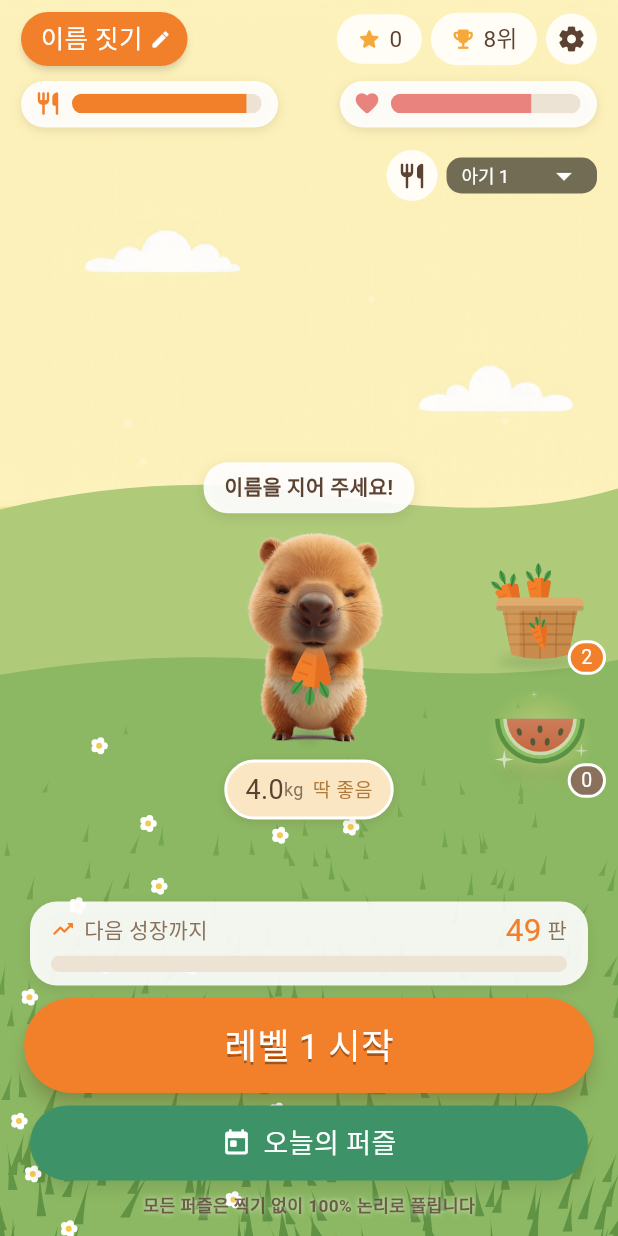
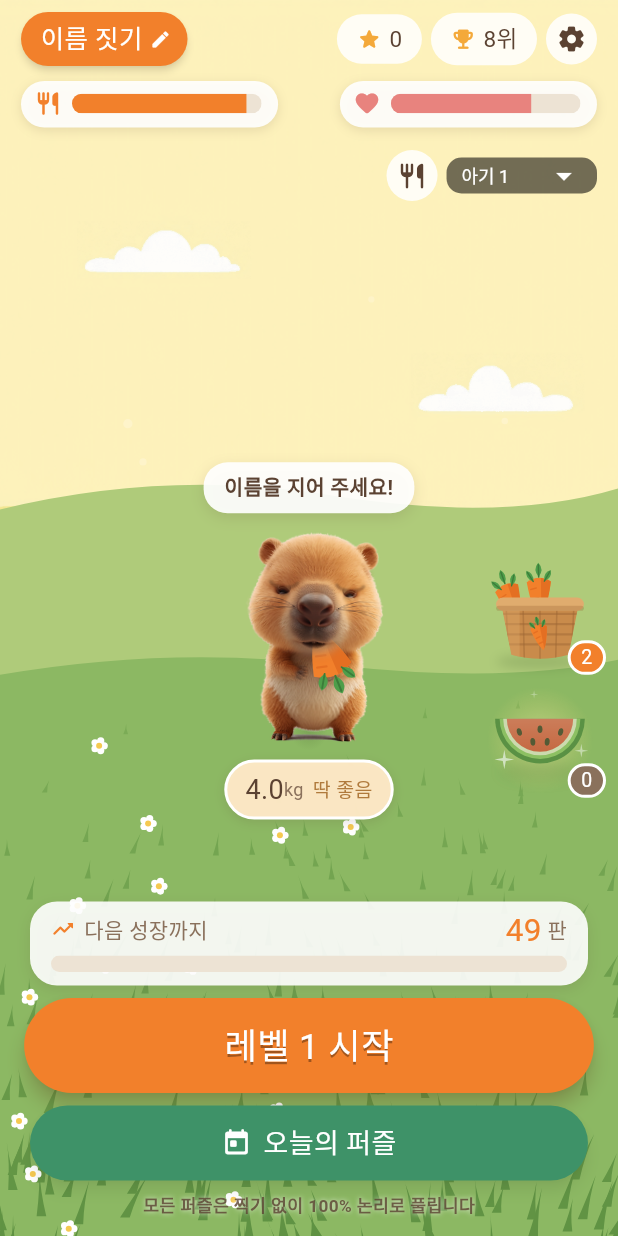
Before and after one commit to xkr119/capydoku, a Flutter app: the screen it shows after launch, after a tap on an icon or button, on a phone screen of 412 x 824 dp. Run offline on Flutter 3.47's test engine with Material 3 defaults, Android fonts, the phone set to English and light mode, and no system bars; our stand-ins replace audioplayers, flutter_svg, google_mobile_ads, shared_preferences; Roboto replaces fonts that are missing (Apple SD Gothic Neo, Jua).

Commit message:
먹이: 먹은 만큼 끌어올리고, 당근은 비스듬히, 수박은 크게
- 베어 문 자리가 늘 입에 붙어 있도록 먹은 길이만큼 먹이를 끌어올린다.
  제자리에 두면 먹을수록 입에서 멀어져 허공에서 씹혔다.
- 당근을 똑바로 뒤집어 물던 것을 비스듬히(-0.48rad) 물게 했다.
  기울이는 축은 문 자리라 입은 제자리에 있다.
- 수박을 0.30 → 0.38로 키우고, 물고 있을 땐 발밑 그림자를 끈다.
- 날아오는 먹이가 물릴 각도·크기로 정확히 착지한다(각이 홱 돌거나
  크기가 두 배로 튀던 것).
- 앞발을 먹이 앞 층으로 올리고 먹는 동안 먹이 쪽으로 든다. 더 올리면
  몸통에 남은 팔 그림자가 드러나 지금이 한계선.
- 퍼즐 화면 가로 여백을 판 밖의 줄에만 준다 — 판이 화면 끝까지 커진다.

Co-Authored-By: Claude Opus 5 <noreply@anthropic.com>

```diff
--- a/lib/art/capy_rig.dart
+++ b/lib/art/capy_rig.dart
@@ -288,6 +288,12 @@ class HeldFood {
   /// 씹는 리듬에 맞춘 흔들림(-1~1).
   final double wobble;
 
+  /// 당근을 문 각도(라디안). 똑바로 뒤집어 물면 통째로 삼키는 그림이라
+  /// 어색하다 — 비스듬히 물어야 쥐고 베어 무는 것처럼 보인다.
+  ///
+  /// 날아오는 당근도 **이 각도로 착지해야** 입에 닿는 순간 각이 안 튄다.
+  static const carrotTilt = -0.48;
+
   const HeldFood(
       {required this.watermelon, required this.eaten, this.wobble = 0});
 }
@@ -374,8 +380,15 @@ class _RigPainter extends CustomPainter {
       canvas.restore();
     }
 
-    arm(skin.armL, 0, p.armL, p.armLY);
-    arm(skin.armR, 1, p.armR, p.armRY);
+    // 앞발은 보통 몸통 바로 위 층이다. **먹이를 물고 있을 때만 맨 앞으로
+    // 올린다** — 그래야 앞발이 먹이를 앞에서 받쳐 "쥐고 먹는" 그림이 된다.
+    // 뒤에 두면 앞발이 먹이에 가려서 그냥 입에 달라붙은 먹이로 보인다.
+    void arms() {
+      arm(skin.armL, 0, p.armL, p.armLY);
+      arm(skin.armR, 1, p.armR, p.armRY);
+    }
+
+    if (food == null) arms();
 
     // ── 머리 묶음: 목 밑동을 축으로 ──
     canvas.save();
@@ -409,14 +422,25 @@ class _RigPainter extends CustomPainter {
     canvas.restore();
 
     canvas.restore();
+
+    // 쥐고 먹는 앞발은 머리 묶음 밖(=맨 앞)에 그린다. 머리와 함께 돌면
+    // 고개를 돌릴 때 앞발이 따라 돌아 어깨가 빠진 것처럼 보인다.
+    if (food != null) arms();
+
     canvas.restore();
   }
 
   /// 입 앞에 먹이를 놓는다. 크기는 캐릭터의 실제 키에 비례한다 —
   /// 캔버스 기준으로 잡으면 아기가 제 몸만 한 당근을 든다.
+  ///
+  /// **먹은 만큼 끌어올린다.** 베어 문 자리가 늘 입에 붙어 있어야 "물고
+  /// 씹는" 그림이 된다. 제자리에 두면 먹을수록 남은 먹이가 입에서 멀어져
+  /// 허공에서 씹히고, 끝에는 턱 아래 반쯤 남은 당근만 떠 있게 된다.
   void _drawFood(Canvas canvas, Size size, HeldFood f) {
     final tall = size.height * skin.fill;
-    final fh = tall * (f.watermelon ? 0.30 : 0.34);
+    // 수박은 7판에 하나 나오는 특별 먹이다. 당근보다 확실히 커야 한눈에
+    // 다른 등급으로 읽힌다.
+    final fh = tall * (f.watermelon ? 0.38 : 0.34);
     // 입보다 조금 아래에 둔다. 윗부분만 주둥이에 가려 "베어 문" 그림이 된다.
     final cx = skin.mouthX * size.width + f.wobble * fh * 0.05;
     final cy = skin.mouthY * size.height + fh * 0.06;
@@ -426,14 +450,19 @@ class _RigPainter extends CustomPainter {
     canvas.rotate(f.wobble * 0.06);
     if (f.watermelon) {
       // 자른 면이 위(입 쪽). 위에서부터 베어 먹고 껍질이 남는다.
-      canvas.translate(-fh / 2, -fh * 0.18);
-      WatermelonPainter(eaten: f.eaten).paint(canvas, Size(fh, fh));
+      // 먹은 만큼 끌어올려 베어 문 면을 입에 붙여 둔다.
+      canvas.translate(
+          -fh / 2, -fh * 0.18 - WatermelonPainter.gone(fh, f.eaten));
+      WatermelonPainter(eaten: f.eaten, grounded: false)
+          .paint(canvas, Size(fh, fh));
     } else {
       // 당근은 **뿌리(뾰족한 끝)가 위로** 입에 들어가고 잎이 아래로 내려온다.
       // 잎을 위로 두면 잎사귀를 먹는 그림이 된다.
       // 세로를 뒤집어 그린다: 로컬 y=h(뿌리 끝)가 화면의 입 높이에 온다.
+      // 문 자리를 축으로 기울여야 당근만 비스듬해지고 입은 제자리에 있다.
       final cw = fh * 0.62;
-      canvas.translate(-cw / 2, fh);
+      canvas.rotate(HeldFood.carrotTilt);
+      canvas.translate(-cw / 2, fh - CarrotPainter.gone(fh, f.eaten));
       canvas.scale(1, -1);
       CarrotPainter(eaten: f.eaten).paint(canvas, Size(cw, fh));
     }
@@ -817,10 +846,15 @@ class _CapyPerformerState extends State<CapyPerformer>
             lean += math.sin(ct * math.pi * 7) * 0.032 * gain;
             shift += math.sin(ct * math.pi * 7) * 0.012 * gain;
             squash += (chew - 0.45) * 0.17 * gain;
-            // 앞발로 붙잡고 야무지게 먹는다.
-            armL -= (0.24 + chew * 0.08) * gain;
-            armR += (0.24 + chew * 0.08) * gain;
-            armLY = armRY = -0.016 * gain;
+            // **앞발로 받쳐 들고 먹는다.** 어깨만 돌려서는 앞발이 입까지
+            // 못 올라오므로 위로 끌어올리는 값을 함께 준다. 도려낸 자리는
+            // 배 털로 메워져 있어 올려도 구멍이 안 보인다.
+            // 더 올리면 몸통에 남은 **팔 그림자**가 드러난다(팔을 도려낸
+            // 자리는 배 털로 메웠지만 그 둘레의 접촉 그림자는 원본에 남아
+            // 있다). 여기가 그 한계선이다.
+            armL -= (0.34 + chew * 0.10) * gain;
+            armR += (0.34 + chew * 0.10) * gain;
+            armLY = armRY = -0.042 * gain;
             blink = math.max(blink, 0.55);
             // 한 입 삼킬 때마다 신나서 통통 — 특별 먹이는 더 크게 뛴다.
             if (!chomping) {
--- a/lib/art/props.dart
+++ b/lib/art/props.dart
@@ -36,6 +36,15 @@ class CarrotPainter extends CustomPainter {
 
   const CarrotPainter({this.eaten = 0});
 
+  /// 잎과 몸통의 경계(세로 비율). 몸통은 여기서 아래로 뻗는다.
+  static const bodyTop = 0.26;
+
+  /// [h] 길이의 당근을 [eaten]만큼 먹었을 때 **사라진 길이**.
+  ///
+  /// 입에 문 당근은 이만큼 끌어올려야 베어 문 자리가 입에 계속 붙어 있다.
+  /// 안 그러면 먹을수록 당근이 입에서 멀어져 허공에서 씹힌다.
+  static double gone(double h, double eaten) => h * (1 - bodyTop) * eaten;
+
   Color get _body => _carrotBody;
   Color get _shade => _carrotDark;
   Color get _leafTop => _carrotLeaf;
@@ -44,7 +53,7 @@ class CarrotPainter extends CustomPainter {
   @override
   void paint(Canvas canvas, Size size) {
     final w = size.width, h = size.height;
-    final bodyTop = h * 0.26;
+    final bodyTop = h * CarrotPainter.bodyTop;
     final bodyBottom = h - (h - bodyTop) * eaten;
 
     // ── 몸통: 위는 둥글고 아래로 뾰족해지는 원뿔 ──
@@ -139,13 +148,26 @@ class WatermelonPainter extends CustomPainter {
   /// 반짝이의 위상. 애니메이션을 걸면 별이 돌아가며 빛난다.
   final double sparklePhase;
 
-  const WatermelonPainter({this.eaten = 0, this.sparklePhase = 0});
+  /// 땅에 놓여 있는가. 입에 물고 있을 때는 발밑 그림자가 입 앞에 떠 있게
+  /// 되므로 끈다.
+  final bool grounded;
+
+  const WatermelonPainter(
+      {this.eaten = 0, this.sparklePhase = 0, this.grounded = true});
+
+  /// 반원의 중심 높이와 반지름(가로 대비). 베어 문 자리를 밖에서 계산하려면
+  /// 이 값이 필요하다.
+  static const centerY = 0.34, radius = 0.44;
+
+  /// 가로 [w]인 조각을 [eaten]만큼 먹었을 때 **베어 문 면이 내려간 거리**.
+  /// 입에 문 수박은 이만큼 끌어올려야 문 자리가 입에 붙어 있다.
+  static double gone(double w, double eaten) => w * radius * 0.92 * eaten;
 
   @override
   void paint(Canvas canvas, Size size) {
     final w = size.width, h = size.height;
-    final c = Offset(w / 2, h * 0.34);
-    final r = w * 0.44;
+    final c = Offset(w / 2, h * WatermelonPainter.centerY);
+    final r = w * WatermelonPainter.radius;
 
     // 특별한 먹이라는 신호 — 은은한 후광.
     canvas.drawCircle(
@@ -158,13 +180,18 @@ class WatermelonPainter extends CustomPainter {
           ]).createShader(
               Rect.fromCircle(center: Offset(w / 2, h * 0.55), radius: w * 0.52)));
 
-    // 풀밭에 놓인 물건으로 보이게 하는 그림자.
-    canvas.drawOval(
-        Rect.fromCenter(
-            center: Offset(w / 2, h * 0.86), width: r * 1.8, height: r * 0.42),
-        Paint()
-          ..color = const Color(0xFF3F5A2A).withValues(alpha: 0.20)
-          ..maskFilter = MaskFilter.blur(BlurStyle.normal, r * 0.16));
+    // 풀밭에 놓인 물건으로 보이게 하는 그림자. 입에 물고 있을 땐 없다 —
+    // 발밑이 아니라 입 앞에 그림자가 떠 있으면 붙여 놓은 것처럼 보인다.
+    if (grounded) {
+      canvas.drawOval(
+          Rect.fromCenter(
+              center: Offset(w / 2, h * 0.86),
+              width: r * 1.8,
+              height: r * 0.42),
+          Paint()
+            ..color = const Color(0xFF3F5A2A).withValues(alpha: 0.20)
+            ..maskFilter = MaskFilter.blur(BlurStyle.normal, r * 0.16));
+    }
 
     // 반원 조각: 자른 면이 위, 껍질이 아래 곡선.
     Path halfDisc(double rr) => Path()
@@ -240,7 +267,9 @@ class WatermelonPainter extends CustomPainter {
 
   @override
   bool shouldRepaint(covariant WatermelonPainter old) =>
-      old.eaten != eaten || old.sparklePhase != sparklePhase;
+      old.eaten != eaten ||
+      old.sparklePhase != sparklePhase ||
+      old.grounded != grounded;
 }
 
 /// 당근 바구니 — 홈 화면 오른쪽에 놓인다. 누르면 당근이 날아간다.
--- a/lib/game/game_screen.dart
+++ b/lib/game/game_screen.dart
@@ -183,13 +183,16 @@ class _GameScreenState extends State<GameScreen>
         bottom: false,
         child: Stack(key: _rootKey, children: [
           Padding(
-            padding: const EdgeInsets.fromLTRB(20, 12, 20, 16),
+            // **가로 여백은 판 밖의 것들에만 준다.** 화면 전체에 여백을 두면
+            // 그만큼 판이 작아지는데, 이 게임에서 가장 커야 하는 건 판이다.
+            // 판은 _boardSide만 남기고 화면 끝까지 쓴다.
+            padding: const EdgeInsets.fromLTRB(_boardSide, 12, _boardSide, 16),
             child: Column(children: [
-              _topBar(),
+              _inset(_topBar()),
               const SizedBox(height: 12),
-              _statusPills(),
+              _inset(_statusPills()),
               const SizedBox(height: 12),
-              _ruleChips(),
+              _inset(_ruleChips()),
               const SizedBox(height: 14),
               // 남는 공간 안에서 정사각형으로 — 짧은 화면에서도 안 넘친다.
               Expanded(
@@ -198,7 +201,7 @@ class _GameScreenState extends State<GameScreen>
                 ),
               ),
               const SizedBox(height: 12),
-              _controls(),
+              _inset(_controls()),
               // 배너 자리를 비워 둔다. 실제 배너는 화면 맨 아래에 붙는다.
               if (_banner != null)
                 SizedBox(height: _banner!.size.height.toDouble() + 8),
@@ -407,6 +410,13 @@ class _GameScreenState extends State<GameScreen>
   // ── 보드 ────────────────────────────────────────────────────────────
 
   /// 타일 사이 간격. 좁을수록 칸이 커져 카피가 크게 보인다.
+  /// 판이 화면 좌우에 남기는 여백. 이것만 빼고 판이 화면을 다 쓴다.
+  static const _boardSide = 6.0;
+
+  /// 판 밖의 줄(상단 바·칩·조작부)에만 주는 여백. 판까지 밀어내지 않는다.
+  static Widget _inset(Widget child) => Padding(
+      padding: const EdgeInsets.symmetric(horizontal: 12), child: child);
+
   static const _gap = 1.5;
 
   /// 판 테두리와 타일 사이 여백. 여기도 줄여야 칸이 커진다.
--- a/lib/main.dart
+++ b/lib/main.dart
@@ -552,7 +552,18 @@ class _HomeScreenState extends State<HomeScreen>
                 // 입에 물린 뒤엔 씹는 리듬에 맞춰 까딱거린다.
                 final wobble =
                     math.sin(chewT * math.pi * 22) * 4 * (1 - chewed);
-                final fw = 52 * foodScale;
+                // 날아가는 동안 **물릴 크기로 자란다.** 도착하는 순간 리그가
+                // 그대로 이어받아야 크기가 튀지 않는다 — 예전엔 바구니 크기로
+                // 날아가다 입에 닿는 순간 두 배로 커졌다.
+                final holder =
+                    m.who < lineup.length ? lineup[m.who] : lineup.first;
+                final held = capyH *
+                    holder.scale *
+                    _fillOf(holder.skin) *
+                    (m.special ? 0.38 : 0.34);
+                final fw = 52 * foodScale +
+                    (held - 52 * foodScale) *
+                        Curves.easeIn.transform(flight);
                 return Positioned(
                   left: p.dx - fw / 2 + wobble,
                   // 먹이의 **윗부분**이 입에 걸리게 둔다. 중심을 입에 맞추면
@@ -566,15 +577,24 @@ class _HomeScreenState extends State<HomeScreen>
                       alignment: Alignment.center,
                       children: [
                         Transform.rotate(
-                          angle: flight * math.pi * 2.2 * (m.special ? 0.4 : 1) +
+                          // **입에 물릴 각도로 정확히 착지한다.** 한 바퀴를
+                          // 돌되 끝나는 각이 리그가 그리는 각과 같아야 한다.
+                          // 수박은 자른 면이 위(0), 당근은 뿌리가 위로
+                          // 비스듬히(π + 기울기). 어중간하게 두면 수박이
+                          // 뒤집힌 채 입에 들어간다.
+                          angle: flight *
+                                  (math.pi * 2 +
+                                      (m.special
+                                          ? 0
+                                          : math.pi + HeldFood.carrotTilt)) +
                               wobble * 0.03,
                           child: m.special
                               ? SizedBox(
                                   width: fw,
                                   height: fw,
                                   child: CustomPaint(
-                                      painter:
-                                          WatermelonPainter(eaten: chewed)),
+                                      painter: WatermelonPainter(
+                                          eaten: chewed, grounded: false)),
                                 )
                               : SizedBox(
                                   width: fw * 0.62,
```
Also changed, not shown: 1 other file.
